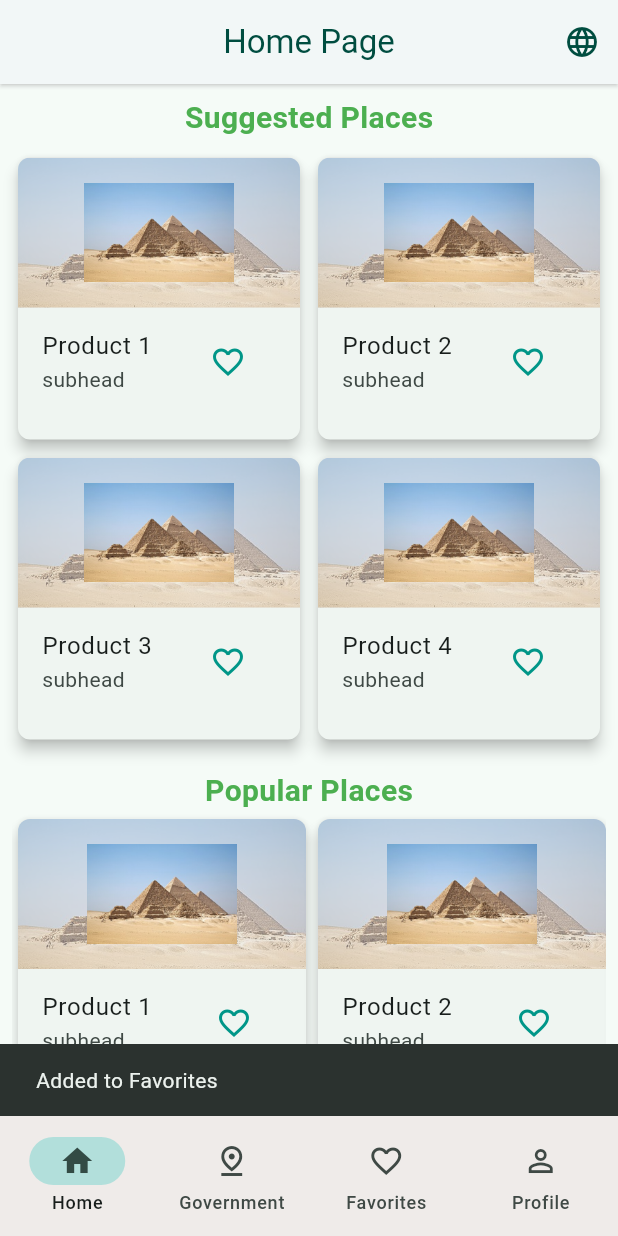
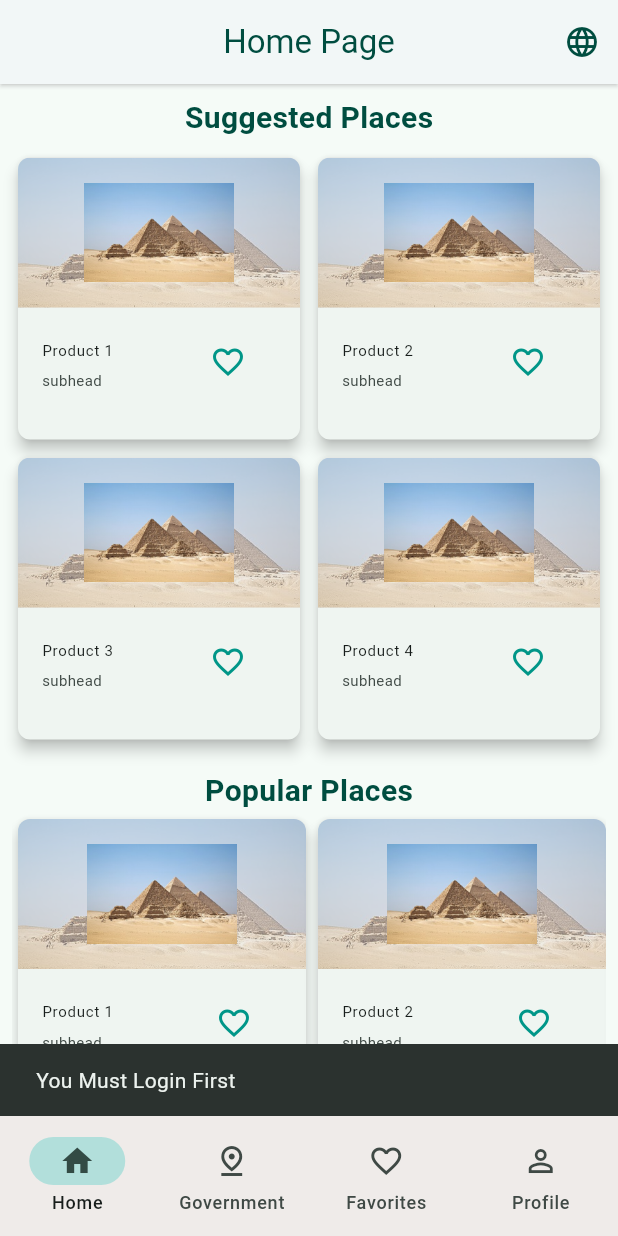
Before and after one commit to Sprints-Flutter-Bootcamp-Projects/Tourist-Guide-App-for-Egypt, a Flutter app: the screen it shows after launch, after a tap on the "favorite outline" icon, on a phone screen of 412 x 824 dp. Run offline on Flutter 3.47's test engine with Material 3 defaults, Android fonts, the phone set to English and light mode, and no system bars; our stand-ins replace easy_localization.

Commit message:
added sign-up, favourites pages, dummy profile page, modified government dimensions

```diff
--- a/assets/translations/ar.json
+++ b/assets/translations/ar.json
@@ -1,6 +1,10 @@
 {
     "select_language": " اختر اللغة",
     "sign_in": "تسجيل الدخول",
+    "log_in": "تسجيل الدخول",
+    "sign_out": "تسجيل الخروج",
+    "log_out": "تسجيل الخروج",
+    "create_new_account": "إنشاء حساب جديد",
     "email": "البريد الإلكتروني",
     "password": "كلمة المرور",
     "confirm_password": "تأكيد كلمة المرور",
@@ -11,6 +15,8 @@
     "government": "الحكومة",
     "governorates": "المحافظات",
     "landmarks": "المعالم",
+    "favourites": "المفضلات",
+    "favourite_places": "الاماكن المفضلة",
     "cairo": "القاهرة",
     "alexandria": "الإسكندرية",
     "al_fayoum": "الفيوم",
--- a/assets/translations/en.json
+++ b/assets/translations/en.json
@@ -1,6 +1,10 @@
 {
     "select_language": "Select Language",
     "sign_in": "Sign in",
+    "log_in": "Log in",
+    "sign_out": "Sign out",
+    "log_out": "Log out",
+    "create_new_account": "Create new Account",
     "email": "Email",
     "password": "Password",
     "confirm_password": "Confirm Password",
@@ -11,6 +15,8 @@
     "government": "Government",
     "governorates": "Governorates",
     "landmarks": "Landmarks",
+    "favourites": "Favourites",
+    "favourite_places": "Favourite Places",
     "cairo": "Cairo",
     "alexandria": "Alexandria",
     "al_fayoum": "Al-Fayoum",
--- a/lib/nav_bar.dart
+++ b/lib/nav_bar.dart
@@ -1,6 +1,11 @@
+import 'package:easy_localization/easy_localization.dart';
 import 'package:flutter/material.dart';
+import 'package:tourist_guide/views/favourites_page.dart';
 import 'package:tourist_guide/views/government/government_page.dart';
 import 'package:tourist_guide/views/home/home_page.dart';
+import 'package:tourist_guide/views/profile.dart';
+
+import 'views/authentication/login_page.dart';
 
 class MyNavigationBar extends StatefulWidget {
   // MyNavigationBar({required Key key}) : super(key: key);/
@@ -9,16 +14,16 @@ class MyNavigationBar extends StatefulWidget {
   _MyNavigationBarState createState() => _MyNavigationBarState();
 }
 
+bool isLoggedIn = false;
+
 class _MyNavigationBarState extends State<MyNavigationBar> {
   int _selectedIndex = 0;
   final PageController pageController = PageController();
   static const List<Widget> _widgetOptions = <Widget>[
     HomePage(title: "Home Page"),
     GovernmentPage(),
-    Text('Favorites Page',
-        style: TextStyle(fontSize: 35, fontWeight: FontWeight.bold)),
-    Text('Profile Page',
-        style: TextStyle(fontSize: 35, fontWeight: FontWeight.bold)),
+    FavouritesPage(),
+    Profile(),
   ];
 
   void _onItemTapped(int index) {
@@ -70,6 +75,33 @@ class _MyNavigationBarState extends State<MyNavigationBar> {
             ),
           ],
           elevation: 3),
+      drawer: Container(
+        width: MediaQuery.of(context).size.width * 0.8,
+        color: Colors.teal.shade50,
+        child: Column(
+          mainAxisAlignment: MainAxisAlignment.end,
+          children: [
+            isLoggedIn
+                ? ListTile(
+                    title: Text(tr('sign_out')),
+                    trailing: Icon(Icons.logout),
+                    onTap: () => Navigator.push(
+                        context,
+                        MaterialPageRoute(
+                            builder: (context) => const LoginPage())),
+                  )
+                : ListTile(
+                    title: Text(tr('sign_in')),
+                    trailing: Icon(Icons.login),
+                    onTap: () => Navigator.push(
+                      context,
+                      MaterialPageRoute(
+                          builder: (context) => const LoginPage()),
+                    ),
+                  ),
+          ],
+        ),
+      ),
     );
   }
 }
--- /dev/null
+++ b/lib/views/favourites_page.dart
@@ -0,0 +1,50 @@
+import 'package:easy_localization/easy_localization.dart';
+import 'package:flutter/material.dart';
+import 'package:tourist_guide/widgets/app_bar.dart';
+import 'package:tourist_guide/widgets/text_title.dart';
+
+class FavouritesPage extends StatefulWidget {
+  const FavouritesPage({super.key});
+
+  @override
+  State<FavouritesPage> createState() => _FavouritesPageState();
+}
+
+List<Widget> favList = [];
+
+class _FavouritesPageState extends State<FavouritesPage> {
+  @override
+  Widget build(BuildContext context) {
+    return Scaffold(
+      appBar: PagesAppBar(context, context.tr("favourites")),
+      body: SingleChildScrollView(
+        child: Padding(
+          padding: const EdgeInsets.all(8.0),
+          child: Column(
+            mainAxisAlignment: MainAxisAlignment.center,
+            children: <Widget>[
+              TextTitle(
+                context.tr("favourite_places"),
+              ),
+              const SizedBox(height: 8.0),
+              SizedBox(
+                height: MediaQuery.of(context).size.height / 2,
+                child: GridView.builder(
+                  gridDelegate: const SliverGridDelegateWithFixedCrossAxisCount(
+                    crossAxisCount: 2,
+                    crossAxisSpacing: 4,
+                    mainAxisSpacing: 4,
+                  ),
+                  itemCount: favList.length,
+                  itemBuilder: (context, index) {
+                    return favList[index];
+                  },
+                ),
+              ),
+            ],
+          ),
+        ),
+      ),
+    );
+  }
+}
--- /dev/null
+++ b/lib/views/profile.dart
@@ -0,0 +1,33 @@
+import 'package:easy_localization/easy_localization.dart';
+import 'package:flutter/material.dart';
+import 'package:tourist_guide/nav_bar.dart';
+import 'package:tourist_guide/widgets/app_bar.dart';
+
+class Profile extends StatefulWidget {
+  const Profile({super.key});
+
+  @override
+  State<Profile> createState() => _ProfileState();
+}
+
+class _ProfileState extends State<Profile> {
+  @override
+  Widget build(BuildContext context) {
+    return Scaffold(
+      appBar: PagesAppBar(context, context.tr("profile")),
+      body: Column(
+        crossAxisAlignment: CrossAxisAlignment.stretch,
+        children: [
+          Icon(
+            Icons.person_2_outlined,
+            size: 200,
+          ),
+          Text(
+            isLoggedIn ? "User Name" : 'Logged in as a Guest',
+            textAlign: TextAlign.center,
+          )
+        ],
+      ),
+    );
+  }
+}
--- a/lib/widgets/grid_item.dart
+++ b/lib/widgets/grid_item.dart
@@ -1,4 +1,6 @@
 import 'package:flutter/material.dart';
+import 'package:tourist_guide/nav_bar.dart';
+import 'package:tourist_guide/views/favourites_page.dart';
 
 Widget gridItem(
     BuildContext context, String imgURL, String title, String subhead) {
@@ -49,20 +51,33 @@ Widget gridItem(
               ),
             ),
           ),
-          ListTile(
+          Expanded(
+            child: ListTile(
               title: Text(
                 "$title",
+                style: TextStyle(fontSize: 10),
               ),
-            subtitle: Text("$subhead"),
+              subtitle: Text(
+                "$subhead",
+                style: TextStyle(fontSize: 10),
+              ),
               trailing: IconButton(
                 onPressed: () {
+                  if (isLoggedIn) {
+                    favList.add(gridItem(context, imgURL, title, subhead));
                     ScaffoldMessenger.of(context).showSnackBar(
                       const SnackBar(content: Text("Added to Favorites")),
                     );
+                  } else {
+                    ScaffoldMessenger.of(context).showSnackBar(
+                      const SnackBar(content: Text("You Must Login First")),
+                    );
+                  }
                 },
                 icon: const Icon(
                   Icons.favorite_border,
                   color: Colors.teal,
+                ),
               ),
             ),
           ),
--- a/lib/widgets/text_title.dart
+++ b/lib/widgets/text_title.dart
@@ -2,6 +2,6 @@ import 'package:flutter/material.dart';
 
 Widget TextTitle(String title) {
   return Text(title,
-      style: const TextStyle(
-          fontSize: 20, fontWeight: FontWeight.bold, color: Colors.green));
+      style: TextStyle(
+          fontSize: 20, fontWeight: FontWeight.bold, color: Colors.teal[900]));
 }
```
Also changed, not shown: lib/views/authentication/login_page.dart (added, +120 -0 lines), lib/views/government/landmark_page.dart (+10 -6 lines), lib/views/home/home_page.dart (+6 -4 lines), assets/images/logo.PNG (added), pubspec.lock. Lines whose indentation alone changed are shown as unchanged.
